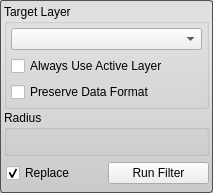
This is Interface/ToolInterface/MeanFilterInterface.ui in jessdtate/Seg3D as Qt 5 draws it before an edit. The edited form follows.
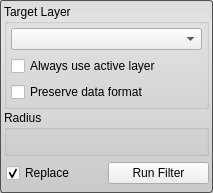
This is the edited form. Custom widgets are drawn as their Qt base class.

Commit message: fixed Threshold Tool: Move "Create Threshold Layer" button to b... fixed Tools/Filters: Inconsistent capitalization for groupboxes fixed Tools/Filters: Inconsistent capitalization for checkboxes

The edit to the form file:
```diff
--- a/Interface/ToolInterface/MeanFilterInterface.ui
+++ b/Interface/ToolInterface/MeanFilterInterface.ui
@@ -82,7 +82,7 @@
          <item>
           <widget class="QCheckBox" name="use_active_layer_">
            <property name="text">
-            <string>Always Use Active Layer</string>
+            <string>Always use active layer</string>
            </property>
           </widget>
          </item>
@@ -107,7 +107,7 @@
          <item>
           <widget class="QCheckBox" name="preserve_data_format_">
            <property name="text">
-            <string>Preserve Data Format</string>
+            <string>Preserve data format</string>
            </property>
           </widget>
          </item>
```
The commit also changes 52 other files.
